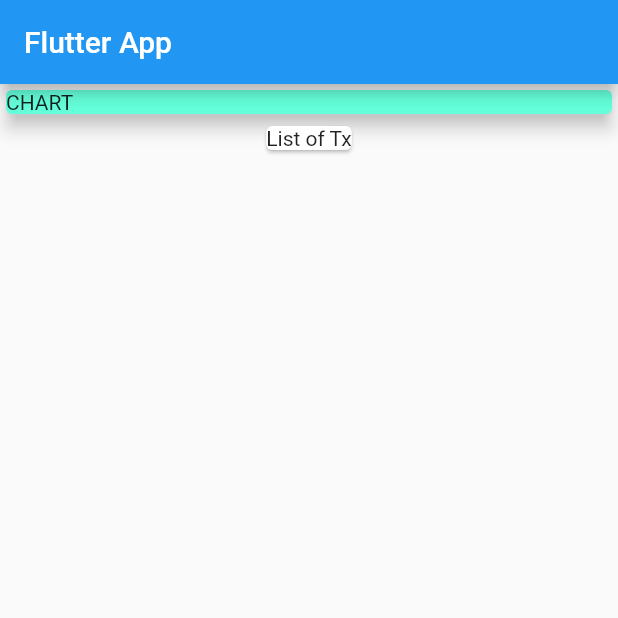
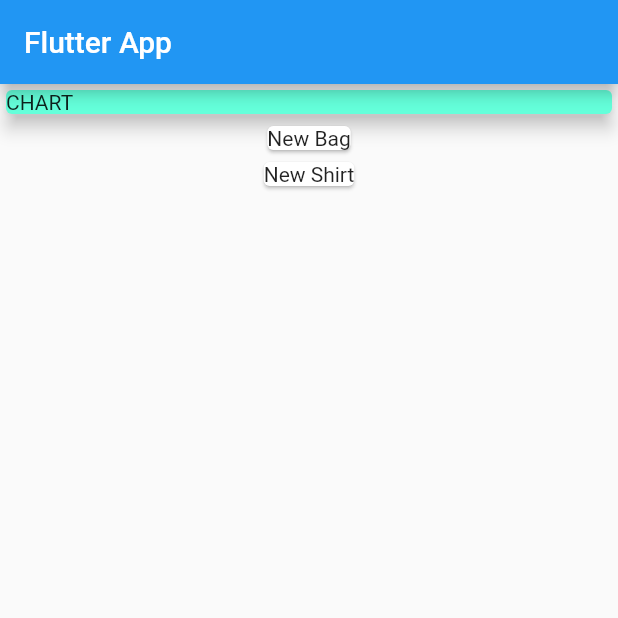
Before and after one commit to PrinceKae/pentry, a Flutter app: the screen it shows after launch, on a phone screen of 412 x 824 dp, the top half of it. Run offline on Flutter 3.47's test engine with Material 2 defaults, Android fonts, the light colour scheme and no system bars.

Commit message:
inputted transaction.dart and created a tx list and also imported some packages on flutter foundation

```diff
--- a/lib/main.dart
+++ b/lib/main.dart
@@ -1,4 +1,5 @@
 import 'package:flutter/material.dart';
+import '/transaction.dart';
 
 void main() => runApp(MyApp());
 
@@ -13,13 +14,29 @@
 }
 
 class MyHomePage extends StatelessWidget {
+  final List<Transaction> transactions = [
+    Transaction(
+      id: 't1',
+      title: 'New Bag',
+      amount: 78.98,
+      date: DateTime.now(),
+    ),
+    Transaction(
+      id: 't2',
+      title: 'New Shirt',
+      amount: 58.75,
+      date: DateTime.now(),
+    ),
+  ];
+
   @override
   Widget build(BuildContext context) {
     return Scaffold(
       appBar: AppBar(
         title: Text('Flutter App'),
       ),
-      body: Column(children: <Widget>[
+      body: Column(
+        children: <Widget>[
           Container(
             width: double.infinity,
             child: Card(
@@ -28,8 +45,15 @@
               elevation: 5,
             ),
           ),
-        Card(child: Text('List of Tx'),),
-      ],)
+          Column(
+            children: transactions.map((tx) {
+              return Card(
+                child: Text(tx.title),
+              );
+            }).toList(),
+          ),
+        ],
+      ),
     );
   }
 }
--- /dev/null
+++ b/lib/transaction.dart
@@ -0,0 +1,15 @@
+import 'package:flutter/foundation.dart';
+
+class Transaction{
+  final String id;
+  final String title;
+  final double amount;
+  final DateTime date;
+
+  Transaction({
+    required this.id,
+   required this.title,
+    required this.amount,
+   required this.date,
+  });
+}
```
Lines whose indentation alone changed are shown as unchanged.
